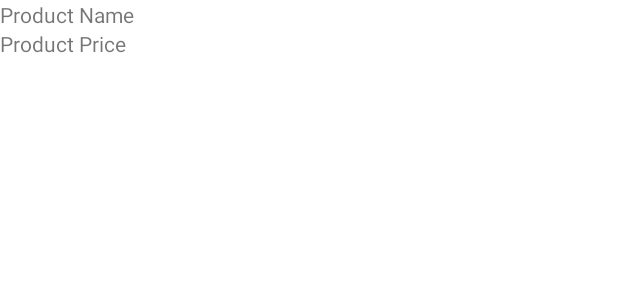
After one commit to khalilkml/PayWay, an Android app: the layout product_card_layout.xml on its own in the app's theme, with its tools: preview values and no code run, on a phone screen of 412 x 824 dp. The commit adds this screen. Shown: the top 300 px of the screen. Run offline under Robolectric (Android 15) with nearby library versions, the phone set to English and light mode, and no system bars.

```diff
--- a/app/build.gradle
+++ b/app/build.gradle
@@ -62,6 +62,8 @@ dependencies {
     implementation 'com.github.dhaval2404:imagepicker:2.1'
     implementation 'com.github.bumptech.glide:glide:4.15.1'
     implementation("com.squareup.okhttp3:okhttp:4.10.0")
+    implementation 'com.google.firebase:firebase-firestore-ktx:24.9.1'
+    implementation 'com.google.firebase:firebase-storage-ktx:20.3.0'
 
 
 }
--- a/app/src/main/java/com/example/payway/activities_and_fragments/Activities/number_login.java
+++ b/app/src/main/java/com/example/payway/activities_and_fragments/Activities/number_login.java
@@ -42,6 +42,4 @@ public class number_login extends AppCompatActivity {
             startActivity(intent);
         });
     }
-
-
 }
--- /dev/null
+++ b/app/src/main/res/layout/product_card_layout.xml
@@ -0,0 +1,23 @@
+<?xml version="1.0" encoding="utf-8"?>
+<!-- Define your layout for the product card -->
+<!-- Include TextViews, ImageViews, or other views to display product information -->
+<LinearLayout
+    xmlns:android="http://schemas.android.com/apk/res/android"
+    android:layout_width="match_parent"
+    android:layout_height="wrap_content"
+    android:orientation="vertical">
+
+    <TextView
+        android:id="@+id/product_name_text_view"
+        android:layout_width="wrap_content"
+        android:layout_height="wrap_content"
+        android:text="Product Name" />
+
+    <TextView
+        android:id="@+id/product_price_text_view"
+        android:layout_width="wrap_content"
+        android:layout_height="wrap_content"
+        android:text="Product Price" />
+
+    <!-- Include other views for displaying additional product details (image, description, etc.) -->
+</LinearLayout>
--- a/app/src/main/res/values-night/themes.xml
+++ b/app/src/main/res/values-night/themes.xml
@@ -1,16 +1,15 @@
 <resources xmlns:tools="http://schemas.android.com/tools">
-    <!-- Base application theme. -->
-    <style name="Theme.Payway" parent="Theme.MaterialComponents.DayNight.DarkActionBar">
+    <!-- Base application theme for dark mode. -->
+    <style name="Theme.Payway.Dark" parent="Theme.MaterialComponents.DayNight.DarkActionBar">
         <!-- Primary brand color. -->
-        <item name="colorPrimary">@color/purple_200</item>
-        <item name="colorPrimaryVariant">@color/purple_700</item>
-        <item name="colorOnPrimary">@color/black</item>
+        <item name="colorPrimary">@color/orangeDark</item> <!-- Set your primary color for dark theme -->
+        <item name="colorOnPrimary">@color/white</item> <!-- Text color on primary for dark theme -->
+
         <!-- Secondary brand color. -->
-        <item name="colorSecondary">@color/teal_200</item>
-        <item name="colorSecondaryVariant">@color/teal_200</item>
-        <item name="colorOnSecondary">@color/black</item>
+        <item name="colorSecondary">@color/orangeLight</item> <!-- Set your secondary color for dark theme -->
+        <item name="colorOnSecondary">@color/black</item> <!-- Text color on secondary for dark theme -->
+
         <!-- Status bar color. -->
-        <item name="android:statusBarColor">?attr/colorPrimaryVariant</item>
         <!-- Customize your theme here. -->
     </style>
 </resources>
--- a/app/src/main/res/values/colors.xml
+++ b/app/src/main/res/values/colors.xml
@@ -1,15 +1,11 @@
 <?xml version="1.0" encoding="utf-8"?>
 <resources>
-    <color name="purple_200">#FFBB86FC</color>
-    <color name="purple_500">#FF6200EE</color>
-    <color name="purple_700">#FF3700B3</color>
-    <color name="teal_200">#FF03DAC5</color>
-    <color name="teal_700">#FF018786</color>
-
     <color name="black">#FF000000</color>
     <color name="white">#FFFFFFFF</color>
     <color name="orange">#FF5722</color>
     <color name="Light_orange">#FFDED3</color>
     <color name="gray">#B8B8B8</color>
-
+    <!-- Orange Gradient Colors -->
+    <color name="orangeDark">#FF4500</color> <!-- Darker shade -->
+    <color name="orangeLight">#FFA07A</color> <!-- Lighter shade -->
 </resources>
--- a/app/src/main/res/values/themes.xml
+++ b/app/src/main/res/values/themes.xml
@@ -1,16 +1,15 @@
 <resources xmlns:tools="http://schemas.android.com/tools">
     <!-- Base application theme. -->
-    <style name="Theme.Payway" parent="Theme.MaterialComponents.DayNight.DarkActionBar">
+    <style name="Theme.Payway" parent="Theme.MaterialComponents.Light.DarkActionBar">
         <!-- Primary brand color. -->
-        <item name="colorPrimary">@color/purple_500</item>
-        <item name="colorPrimaryVariant">@color/purple_700</item>
+        <item name="colorPrimary">@color/orange</item>
         <item name="colorOnPrimary">@color/white</item>
+
         <!-- Secondary brand color. -->
-        <item name="colorSecondary">@color/teal_200</item>
-        <item name="colorSecondaryVariant">@color/teal_700</item>
+        <item name="colorSecondary">@color/Light_orange</item>
         <item name="colorOnSecondary">@color/black</item>
+
         <!-- Status bar color. -->
-        <item name="android:statusBarColor">?attr/colorPrimaryVariant</item>
         <!-- Customize your theme here. -->
     </style>
 </resources>
--- a/build.gradle
+++ b/build.gradle
@@ -1,4 +1,8 @@
-// Top-level build file where you can add configuration options common to all sub-projects/modules.
+buildscript {
+    dependencies {
+        classpath 'com.google.gms:google-services:4.4.0'
+    }
+}// Top-level build file where you can add configuration options common to all sub-projects/modules.
 plugins {
     id 'com.android.application' version '8.1.2' apply false
     id 'com.google.gms.google-services' version '4.4.0' apply false
```
Also changed, not shown: app/src/main/java/com/example/payway/Data_Managers/Client.java (+26 -2 lines), app/src/main/java/com/example/payway/Data_Managers/ClientProductContract.java (deleted, +0 -24 lines), app/src/main/java/com/example/payway/Data_Managers/DBHelper.java (deleted, +0 -51 lines), app/src/main/java/com/example/payway/Data_Managers/DataManager.java (added, +49 -0 lines), app/src/main/java/com/example/payway/Data_Managers/Firebase.java (added, +66 -0 lines), app/src/main/java/com/example/payway/Data_Managers/Product.java (added, +84 -0 lines), app/src/main/java/com/example/payway/Data_Managers/ProductCardAdapter.java (added, +61 -0 lines), app/src/main/java/com/example/payway/activities_and_fragments/Activities/welcome.java (+84 -1 lines), app/src/main/java/com/example/payway/activities_and_fragments/fragments/Home.java (+3 -29 lines), app/src/main/res/layout/fragment_home.xml (+7 -10 lines).
